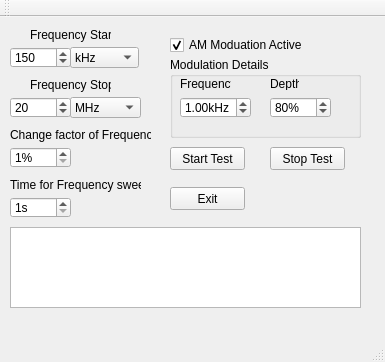
Old version of the form InjCur_Gener/mainwindow.ui in the repository BaltazarGabka/InjectCurrentQT.
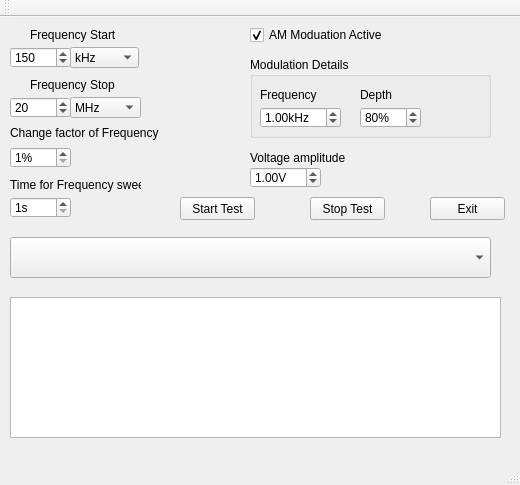
New version of the form.

Diff of the .ui file:
```diff
--- a/InjCur_Gener/mainwindow.ui
+++ b/InjCur_Gener/mainwindow.ui
@@ -2,14 +2,35 @@
 <ui version="4.0">
  <class>MainWindow</class>
  <widget class="QMainWindow" name="MainWindow">
+  <property name="enabled">
+   <bool>true</bool>
+  </property>
   <property name="geometry">
    <rect>
     <x>0</x>
     <y>0</y>
-    <width>385</width>
-    <height>362</height>
+    <width>520</width>
+    <height>485</height>
    </rect>
   </property>
+  <property name="sizePolicy">
+   <sizepolicy hsizetype="Fixed" vsizetype="Fixed">
+    <horstretch>0</horstretch>
+    <verstretch>0</verstretch>
+   </sizepolicy>
+  </property>
+  <property name="minimumSize">
+   <size>
+    <width>520</width>
+    <height>485</height>
+   </size>
+  </property>
+  <property name="maximumSize">
+   <size>
+    <width>1000</width>
+    <height>1000</height>
+   </size>
+  </property>
   <property name="windowTitle">
    <string>Development Injected Current</string>
   </property>
@@ -19,7 +40,7 @@
      <rect>
       <x>30</x>
       <y>10</y>
-      <width>81</width>
+      <width>131</width>
       <height>16</height>
      </rect>
     </property>
@@ -30,8 +51,8 @@
    <widget class="QPushButton" name="ButtonTestStart">
     <property name="geometry">
      <rect>
-      <x>170</x>
-      <y>130</y>
+      <x>180</x>
+      <y>180</y>
       <width>75</width>
       <height>23</height>
      </rect>
@@ -43,8 +64,8 @@
    <widget class="QPushButton" name="ButtonExit">
     <property name="geometry">
      <rect>
-      <x>170</x>
-      <y>170</y>
+      <x>430</x>
+      <y>180</y>
       <width>75</width>
       <height>23</height>
      </rect>
@@ -139,7 +160,7 @@
      <rect>
       <x>30</x>
       <y>60</y>
-      <width>81</width>
+      <width>131</width>
       <height>16</height>
      </rect>
     </property>
@@ -173,9 +194,9 @@
     <property name="geometry">
      <rect>
       <x>10</x>
-      <y>110</y>
-      <width>141</width>
-      <height>16</height>
+      <y>106</y>
+      <width>211</width>
+      <height>20</height>
      </rect>
     </property>
     <property name="text">
@@ -220,9 +241,9 @@
     </property>
     <property name="geometry">
      <rect>
-      <x>170</x>
+      <x>250</x>
       <y>40</y>
-      <width>191</width>
+      <width>241</width>
       <height>81</height>
      </rect>
     </property>
@@ -233,8 +254,8 @@
      <property name="geometry">
       <rect>
        <x>10</x>
-       <y>40</y>
-       <width>71</width>
+       <y>50</y>
+       <width>81</width>
        <height>21</height>
       </rect>
      </property>
@@ -255,9 +276,9 @@
      <property name="geometry">
       <rect>
        <x>10</x>
-       <y>20</y>
-       <width>51</width>
-       <height>13</height>
+       <y>30</y>
+       <width>81</width>
+       <height>16</height>
       </rect>
      </property>
      <property name="text">
@@ -267,8 +288,8 @@
     <widget class="QSpinBox" name="spinBox_ModDepth">
      <property name="geometry">
       <rect>
-       <x>100</x>
-       <y>40</y>
+       <x>110</x>
+       <y>50</y>
        <width>61</width>
        <height>21</height>
       </rect>
@@ -286,10 +307,10 @@
     <widget class="QLabel" name="label">
      <property name="geometry">
       <rect>
-       <x>100</x>
-       <y>20</y>
-       <width>29</width>
-       <height>13</height>
+       <x>110</x>
+       <y>30</y>
+       <width>61</width>
+       <height>16</height>
       </rect>
      </property>
      <property name="text">
@@ -300,9 +321,9 @@
    <widget class="QCheckBox" name="checkBox_ModulOn">
     <property name="geometry">
      <rect>
-      <x>170</x>
-      <y>20</y>
-      <width>141</width>
+      <x>250</x>
+      <y>10</y>
+      <width>201</width>
       <height>16</height>
      </rect>
     </property>
@@ -317,9 +338,9 @@
     <property name="geometry">
      <rect>
       <x>10</x>
-      <y>210</y>
-      <width>351</width>
-      <height>81</height>
+      <y>280</y>
+      <width>491</width>
+      <height>141</height>
      </rect>
     </property>
     <property name="readOnly">
@@ -332,8 +353,8 @@
    <widget class="QPushButton" name="ButtonTestStop">
     <property name="geometry">
      <rect>
-      <x>270</x>
-      <y>130</y>
+      <x>310</x>
+      <y>180</y>
       <width>75</width>
       <height>23</height>
      </rect>
@@ -342,6 +363,54 @@
      <string>Stop Test</string>
     </property>
    </widget>
+   <widget class="QDoubleSpinBox" name="SpinBox_Voltage">
+    <property name="geometry">
+     <rect>
+      <x>250</x>
+      <y>150</y>
+      <width>71</width>
+      <height>21</height>
+     </rect>
+    </property>
+    <property name="suffix">
+     <string>V</string>
+    </property>
+    <property name="minimum">
+     <double>0.010000000000000</double>
+    </property>
+    <property name="maximum">
+     <double>5.000000000000000</double>
+    </property>
+    <property name="singleStep">
+     <double>0.010000000000000</double>
+    </property>
+    <property name="value">
+     <double>1.000000000000000</double>
+    </property>
+   </widget>
+   <widget class="QLabel" name="label_Voltage">
+    <property name="geometry">
+     <rect>
+      <x>250</x>
+      <y>130</y>
+      <width>141</width>
+      <height>21</height>
+     </rect>
+    </property>
+    <property name="text">
+     <string>Voltage amplitude</string>
+    </property>
+   </widget>
+   <widget class="QComboBox" name="comboBox_Devices">
+    <property name="geometry">
+     <rect>
+      <x>10</x>
+      <y>220</y>
+      <width>481</width>
+      <height>41</height>
+     </rect>
+    </property>
+   </widget>
   </widget>
   <widget class="QMenuBar" name="menuBar">
    <property name="geometry">
```
Left out of the diff: 2 changed lines with no effect on the pictures.
